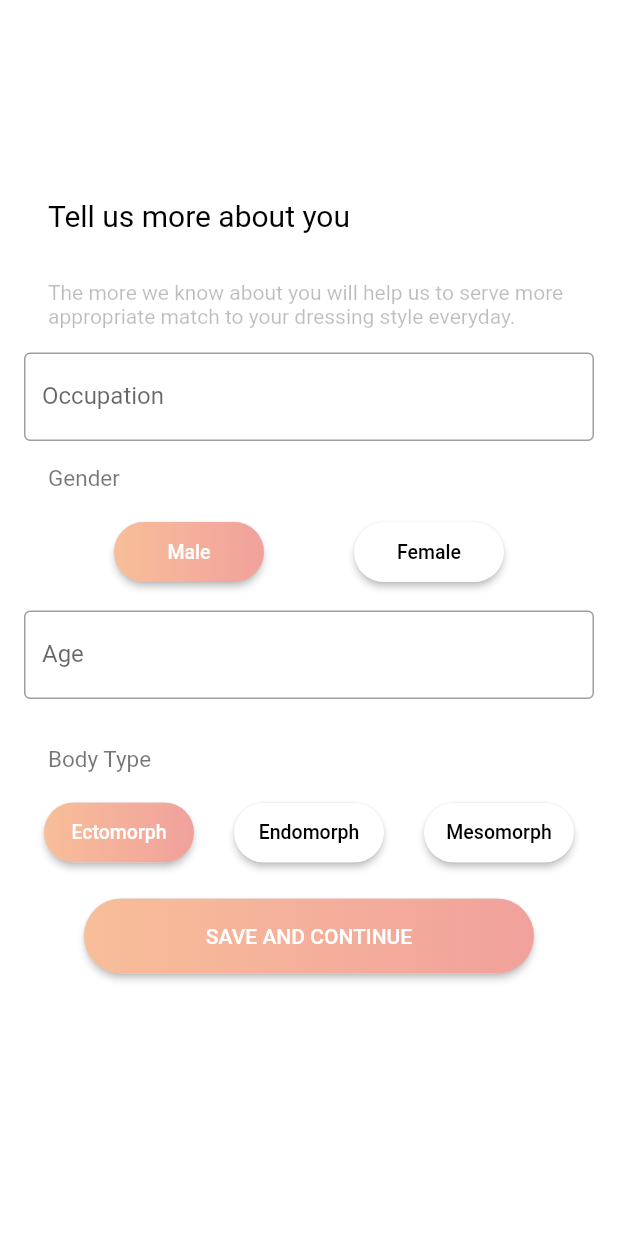
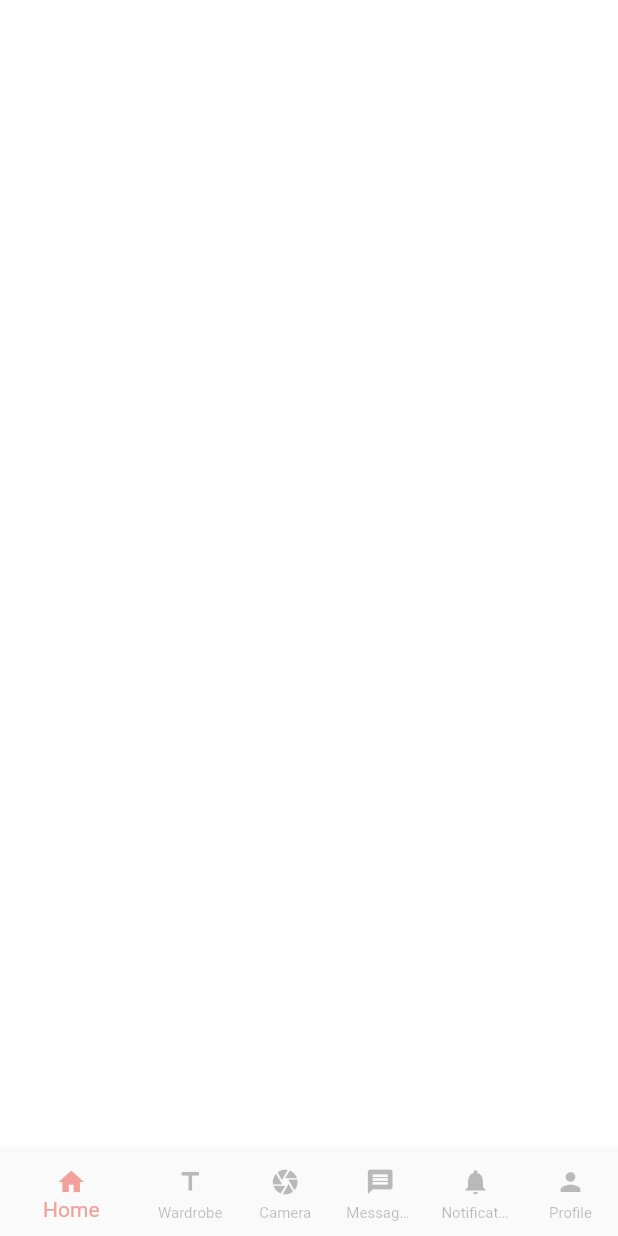
Before and after one commit to MuhammadSaadQadeer/Wardrobe, a Flutter app: the screen it shows after launch, on a phone screen of 412 x 824 dp. Run offline on Flutter 3.47's test engine with Material 2 defaults, Android fonts, the phone set to English and light mode, and no system bars.

Commit message:
feat: add bottom navigation for home screen

```diff
--- a/lib/main.dart
+++ b/lib/main.dart
@@ -1,5 +1,5 @@
 import 'package:flutter/material.dart';
-import 'package:wardrobe/screens/more-info.dart';
+import 'package:wardrobe/screens/home.dart';
 
 void main() => runApp(MyApp());
 
@@ -21,7 +21,7 @@ class MyApp extends StatelessWidget {
         // is not restarted.
         primarySwatch: Colors.blue,
       ),
-      home: MoreInfo(),
+      home: Home(),
     );
   }
 }
--- /dev/null
+++ b/lib/screens/home.dart
@@ -0,0 +1,63 @@
+import 'package:flutter/material.dart';
+import 'package:wardrobe/screens/myhome.dart';
+
+class Home extends StatefulWidget {
+  @override
+  State<StatefulWidget> createState() {
+    return _HomeState();
+  }
+}
+
+class _HomeState extends State<Home> {
+  int _currentIndex = 0;
+  void onTabTapped(int index) {
+    setState(() {
+      _currentIndex = index;
+    });
+  }
+
+  final List<Widget> _children = [
+    MyHome(Colors.white),
+    MyHome(Colors.deepOrange),
+    MyHome(Colors.blue),
+    MyHome(Colors.red),
+    MyHome(Colors.green),
+    MyHome(Colors.lightBlue)
+  ];
+
+  @override
+  Widget build(BuildContext context) {
+    return Scaffold(
+      body: _children[_currentIndex], // new
+      bottomNavigationBar: BottomNavigationBar(
+        unselectedFontSize: 10,
+        iconSize: 20,
+        unselectedItemColor: Colors.black26,
+        showUnselectedLabels: true,
+        showSelectedLabels: true,
+        selectedItemColor: Color(0xffF1A19C),
+        onTap: onTabTapped, // new
+        currentIndex: _currentIndex, // new
+        // this will be set when a new tab is tapped
+        items: [
+          BottomNavigationBarItem(
+            icon: new Icon(Icons.home),
+            title: new Text('Home'),
+          ),
+          BottomNavigationBarItem(
+            icon: new Icon(Icons.title),
+            title: new Text('Wardrobe'),
+          ),
+          BottomNavigationBarItem(
+              icon: Icon(Icons.camera), title: Text('Camera')),
+          BottomNavigationBarItem(
+              icon: Icon(Icons.message), title: Text('Messages')),
+          BottomNavigationBarItem(
+              icon: Icon(Icons.notifications), title: Text('Notifications')),
+          BottomNavigationBarItem(
+              icon: Icon(Icons.person), title: Text('Profile'))
+        ],
+      ),
+    );
+  }
+}
--- /dev/null
+++ b/lib/screens/myhome.dart
@@ -0,0 +1,14 @@
+import 'package:flutter/material.dart';
+
+class MyHome extends StatelessWidget {
+  final Color color;
+
+  MyHome(this.color);
+
+  @override
+  Widget build(BuildContext context) {
+    return Container(
+      color: color,
+    );
+  }
+}
```
